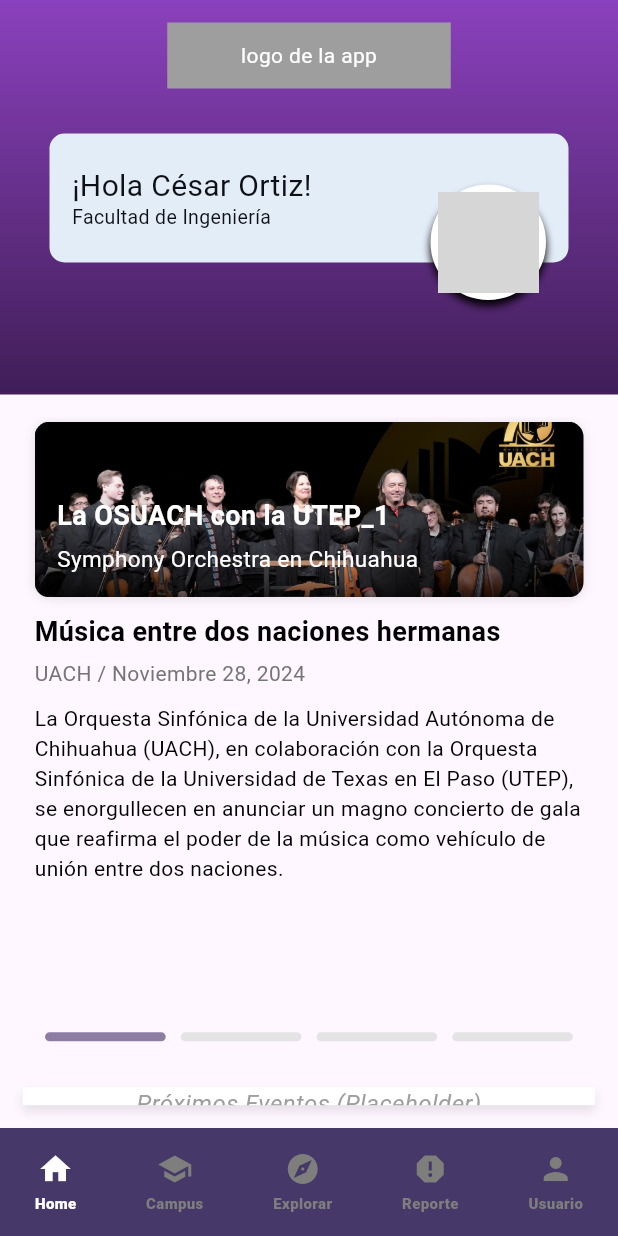
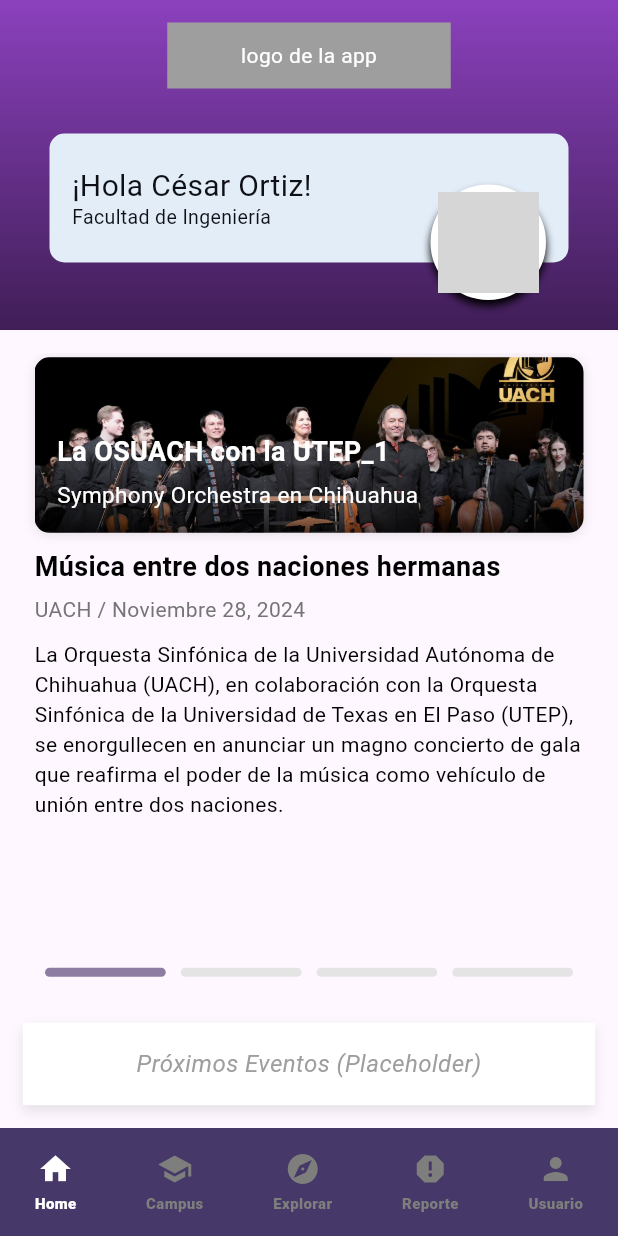
Before and after one commit to jonamx13/uach_mobile, a Flutter app: the screen it shows after launch, on a phone screen of 412 x 824 dp. Run offline on Flutter 3.47's test engine with Material 3 defaults, Android fonts, the phone set to English and light mode, and no system bars; Roboto replaces fonts that are missing (Dela Gothic One, Montserrat Alternates); grey boxes are pictures that could not be loaded.

Commit message:
Minor sizing fixes

```diff
--- a/lib/features/home/presentation/widgets/Bienvenida/bienvenida_homescreen.dart
+++ b/lib/features/home/presentation/widgets/Bienvenida/bienvenida_homescreen.dart
@@ -6,11 +6,10 @@
 
   @override
   Widget build(BuildContext context) {
-    final screenHeight = MediaQuery.of(context).size.height;
 
     return Container(
       width: double.infinity,
-      height: 263,
+      height: 220,
       decoration: BoxDecoration(
         gradient: LinearGradient(
           begin: Alignment.bottomCenter,
```
